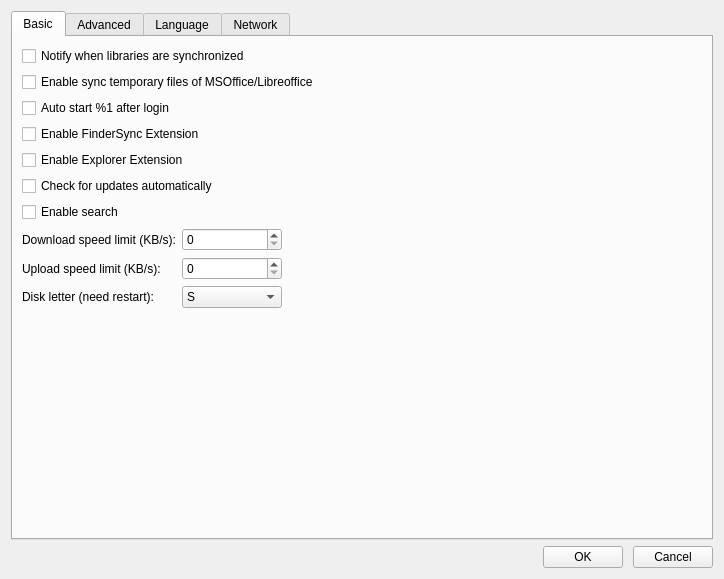
Qt form ui/settings-dialog.ui (haiwen/seadrive-gui) before a commit.
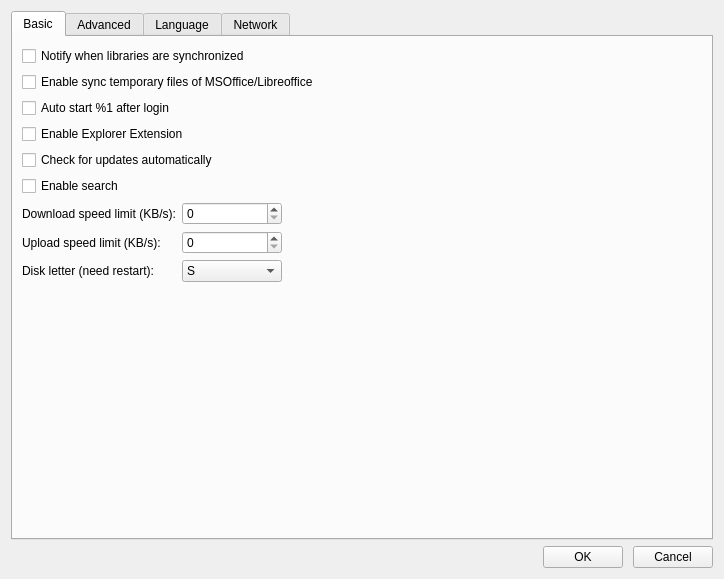
The same form after that commit. The open tabs and pages were chosen to show the change.

Diff of the .ui file:
```diff
--- a/ui/settings-dialog.ui
+++ b/ui/settings-dialog.ui
@@ -45,13 +45,6 @@
          </property>
         </widget>
        </item>
-       <item>
-        <widget class="QCheckBox" name="mFinderSyncCheckBox">
-         <property name="text">
-          <string>Enable FinderSync Extension</string>
-         </property>
-        </widget>
-       </item>
        <item>
         <widget class="QCheckBox" name="mShellExtCheckBox">
          <property name="text">
```
